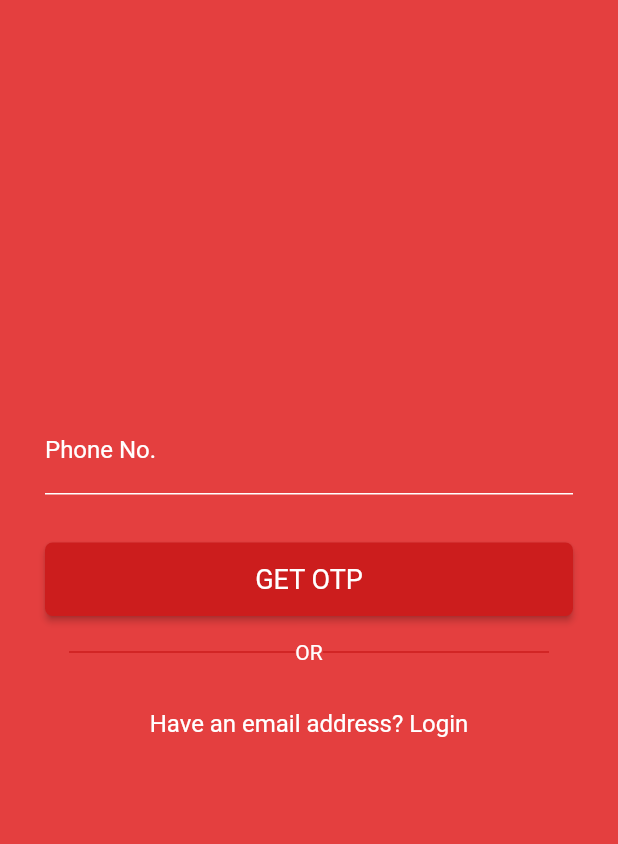
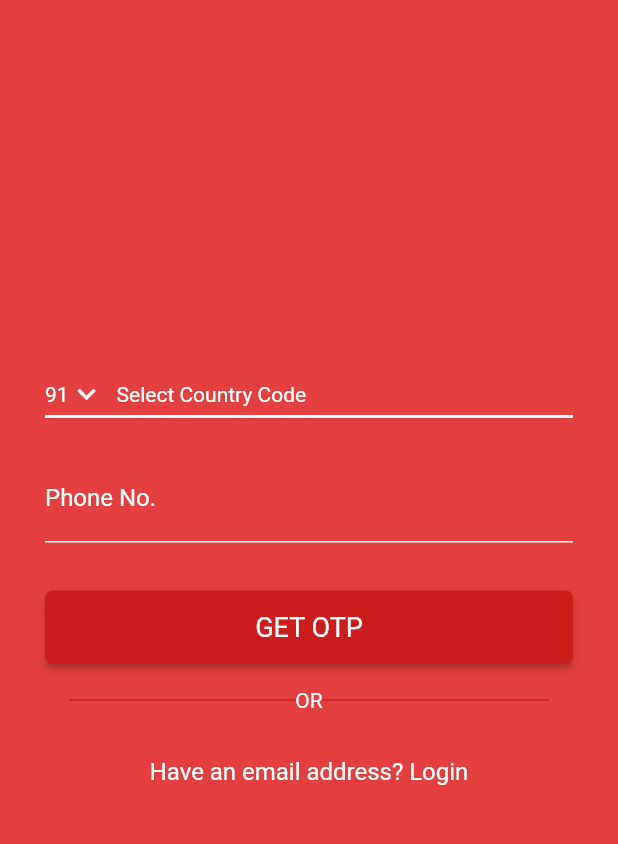
Before and after one commit to saniul1/flutter-welcome, a Flutter app: the screen it shows after launch, after a tap on "LOGIN WITH MOBILE", on a phone screen of 412 x 824 dp, the part 59-903 px from its top. Run offline on Flutter 3.47's test engine with Material 2 defaults, Android fonts, the phone set to English and light mode, and no system bars; our stand-ins replace cloud_firestore, firebase_auth; accounts and stored records are empty.

Commit message:
mobile login layout

```diff
--- a/lib/main.dart
+++ b/lib/main.dart
@@ -5,7 +5,7 @@ import 'package:flutter_fire_plus/pages/login.dart';
 import 'package:flutter_fire_plus/pages/login_phone.dart';
 import 'package:flutter_fire_plus/pages/sign_up.dart';
 import 'package:flutter_fire_plus/pages/splash_screen.dart';
-import 'package:flutter_fire_plus/providers/auth.dart';
+import 'package:flutter_fire_plus/services/auth.dart';
 import 'package:flutter_fire_plus/styles/colors.dart';
 import 'package:provider/provider.dart';
 
--- /dev/null
+++ b/lib/models/countries.dart
@@ -0,0 +1,16 @@
+class Country {
+  String name, code, dialCode, flag;
+
+  Country({this.name, this.code, this.dialCode, this.flag});
+
+  factory Country.fromJson(Map<String, dynamic> json) => Country(
+      name: json["name"],
+      code: json["code"],
+      dialCode: json["dial_code"],
+      flag: json["flag"]);
+
+  @override
+  String toString() {
+    return 'Country{name: $name, code: $code, dialCode: $dialCode}';
+  }
+}
--- a/lib/pages/app.dart
+++ b/lib/pages/app.dart
@@ -2,7 +2,7 @@ import 'package:flutter/material.dart';
 import 'package:flutter_fire_plus/pages/auth_screen.dart';
 import 'package:provider/provider.dart';
 import 'package:cloud_firestore/cloud_firestore.dart';
-import 'package:flutter_fire_plus/providers/auth.dart';
+import 'package:flutter_fire_plus/services/auth.dart';
 
 class MyHomePage extends StatefulWidget {
   static const routeName = '/home-page';
--- a/lib/pages/auth_screen.dart
+++ b/lib/pages/auth_screen.dart
@@ -7,7 +7,7 @@ import 'package:flutter_fire_plus/widgets/divider.dart';
 import 'package:flutter_fire_plus/utils/helper.dart';
 import 'package:flutter_fire_plus/widgets/long_button.dart';
 import 'package:provider/provider.dart';
-import 'package:flutter_fire_plus/providers/auth.dart';
+import 'package:flutter_fire_plus/services/auth.dart';
 
 class Welcome extends StatelessWidget {
   static const routeName = '/welcome';
--- a/lib/pages/login.dart
+++ b/lib/pages/login.dart
@@ -2,7 +2,7 @@ import 'package:flutter/material.dart';
 import 'package:flutter_fire_plus/pages/app.dart';
 import 'package:flutter_fire_plus/pages/auth_screen.dart';
 import 'package:provider/provider.dart';
-import 'package:flutter_fire_plus/providers/auth.dart';
+import 'package:flutter_fire_plus/services/auth.dart';
 import 'package:flutter_fire_plus/pages/sign_up.dart';
 import 'package:flutter_fire_plus/widgets/divider.dart';
 import 'package:flutter_fire_plus/widgets/long_button.dart';
--- a/lib/pages/login_phone.dart
+++ b/lib/pages/login_phone.dart
@@ -1,15 +1,27 @@
 import 'package:flutter/material.dart';
 import 'package:flutter_fire_plus/pages/login.dart';
-import 'package:flutter_fire_plus/pages/sign_up.dart';
+import 'package:flutter_fire_plus/styles/colors.dart';
 import 'package:flutter_fire_plus/widgets/divider.dart';
 import 'package:flutter_fire_plus/widgets/long_button.dart';
 import 'package:flutter_fire_plus/widgets/input_field.dart';
 import 'package:flutter_fire_plus/utils/helper.dart';
 import 'package:flutter_fire_plus/widgets/long_flat_button.dart';
 
-class LoginPhone extends StatelessWidget {
+class LoginPhone extends StatefulWidget {
   static const routeName = '/login-phone';
+
+  @override
+  _LoginPhoneState createState() => _LoginPhoneState();
+}
+
+class _LoginPhoneState extends State<LoginPhone> {
   final GlobalKey<FormState> _formKey = GlobalKey();
+
+  final Map<String, String> _authData = {
+    'phoneNo': '+91',
+  };
+  final List<String> _countryCodes = ['91', '90', '80', '00'];
+  String _countryCode = '91';
 
   @override
   Widget build(BuildContext context) {
@@ -30,21 +42,68 @@ class LoginPhone extends StatelessWidget {
               mainAxisAlignment: MainAxisAlignment.center,
               crossAxisAlignment: CrossAxisAlignment.stretch,
               children: <Widget>[
+                Theme(
+                  data: Theme.of(context).copyWith(
+                    canvasColor: MyColors.secondaryColor,
+                  ),
+                  child: DropdownButton<String>(
+                    value: _countryCode,
+                    icon: Row(
+                      children: <Widget>[
+                        Icon(Icons.keyboard_arrow_down, color: Colors.white),
+                        Padding(
+                          padding: const EdgeInsets.symmetric(horizontal: 8.0),
+                          child: Text(
+                            'Select Country Code',
+                            style: TextStyle(color: Colors.white),
+                          ),
+                        ),
+                      ],
+                    ),
+                    style: TextStyle(color: Colors.white),
+                    focusColor: MyColors.primaryColor,
+                    underline: Container(
+                      height: 2,
+                      color: Colors.white,
+                    ),
+                    onChanged: (String newValue) {
+                      setState(() {
+                        _countryCode = newValue;
+                      });
+                    },
+                    items: _countryCodes
+                        .map<DropdownMenuItem<String>>((String value) {
+                      return DropdownMenuItem<String>(
+                        value: value,
+                        child: Text(value),
+                      );
+                    }).toList(),
+                  ),
+                ),
+                buildSizedBox(),
                 InputField(
                   label: 'Phone No.',
                   keyboardType: TextInputType.number,
+                  prefixText: '+$_countryCode',
                   validator: (value) {
                     if (value.isEmpty || value.length < 10) {
                       return 'Invalid phone number!';
                     }
                     return null;
                   },
+                  onSaved: (value) {
+                    _authData['phoneNo'] = '$_countryCode$value'.trim();
+                  },
                 ),
                 buildSizedBox(val: 32),
                 LongButton(
                   label: 'get otp',
                   callback: () {
-                    if (_formKey.currentState.validate()) {}
+                    if (_formKey.currentState.validate()) {
+                      _formKey.currentState.save();
+
+                      print(_authData['phoneNo']);
+                    }
                   },
                 ),
                 MyDivider(),
@@ -61,3 +120,34 @@ class LoginPhone extends StatelessWidget {
     );
   }
 }
+
+class SelectCountry extends StatefulWidget {
+  SelectCountry({this.callback});
+
+  final Function callback;
+
+  @override
+  _SelectCountryState createState() => _SelectCountryState();
+}
+
+class _SelectCountryState extends State<SelectCountry> {
+  final List<String> _countryCodes = ['+91', '+90', '+80', '+00'];
+  var _selectVal = '';
+  Widget build(BuildContext context) {
+    return DropdownButton<String>(
+        value: _countryCodes[0],
+        items: _countryCodes.map((String value) {
+          return DropdownMenuItem<String>(
+            value: _selectVal,
+            child: Text(value),
+          );
+        }).toList(),
+        onChanged: (value) {
+          print(value);
+          setState(() {
+            _selectVal = value;
+          });
+          widget.callback(value);
+        });
+  }
+}
--- a/lib/pages/sign_up.dart
+++ b/lib/pages/sign_up.dart
@@ -2,7 +2,7 @@ import 'package:flutter/material.dart';
 import 'package:provider/provider.dart';
 import 'package:flutter_fire_plus/pages/auth_screen.dart';
 import 'package:flutter_fire_plus/pages/app.dart';
-import 'package:flutter_fire_plus/providers/auth.dart';
+import 'package:flutter_fire_plus/services/auth.dart';
 import 'package:flutter_fire_plus/pages/login.dart';
 import 'package:flutter_fire_plus/widgets/divider.dart';
 import 'package:flutter_fire_plus/widgets/long_button.dart';
--- a/lib/widgets/input_field.dart
+++ b/lib/widgets/input_field.dart
@@ -5,6 +5,7 @@ class InputField extends StatelessWidget {
     Key key,
     @required this.label,
     this.obscureText = false,
+    this.prefixText,
     this.keyboardType,
     this.controller,
     this.validator,
@@ -12,6 +13,7 @@ class InputField extends StatelessWidget {
   }) : super(key: key);
 
   final String label;
+  final String prefixText;
   final bool obscureText;
   final TextInputType keyboardType;
   final TextEditingController controller;
@@ -39,6 +41,7 @@ class InputField extends StatelessWidget {
         enabledBorder: UnderlineInputBorder(
           borderSide: const BorderSide(color: Colors.white, width: 1.0),
         ),
+        prefixText: prefixText,
       ),
     );
   }
```
Also changed, not shown: lib/services/auth.dart (renamed from lib/providers/auth.dart).
